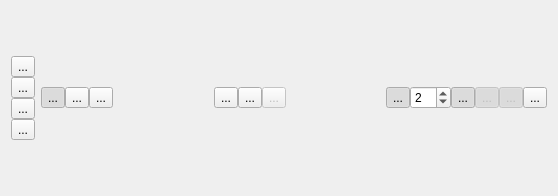
The window that controlflowgraphview.ui (KDE/kdev-control-flow-graph) describes before a commit, drawn with Qt 5.
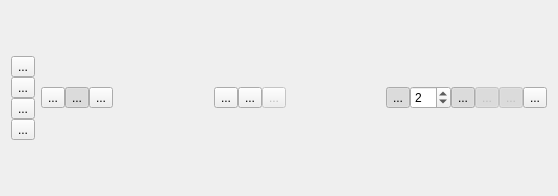
The same window after the commit. Icons and pictures are not drawn.

What changed in the file:
```diff
--- a/controlflowgraphview.ui
+++ b/controlflowgraphview.ui
@@ -135,7 +135,7 @@
           <bool>true</bool>
          </property>
          <property name="checked">
-          <bool>true</bool>
+          <bool>false</bool>
          </property>
          <property name="autoExclusive">
           <bool>true</bool>
@@ -160,6 +160,9 @@
          <property name="checkable">
           <bool>true</bool>
          </property>
+         <property name="checked">
+          <bool>true</bool>
+         </property>
          <property name="autoExclusive">
           <bool>true</bool>
          </property>
```
Left out of the diff: 2 changed lines with no effect on the pictures.
